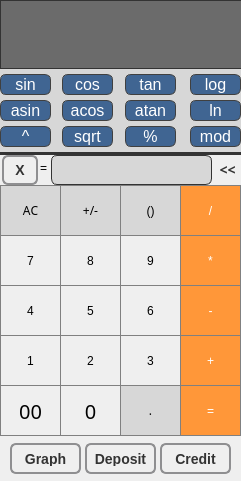
Above: src/frontend/SmartCalc/mainwindow.ui from Segren/SmartCalc before the change. Below: the same form after it.
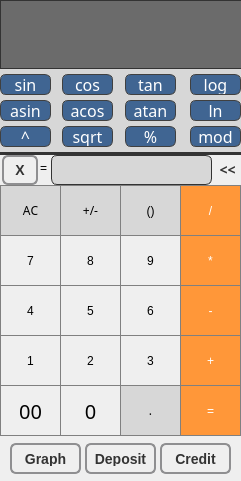
That is the form after the change.

Commit message: font issue fixed

What changed in the file:
```diff
--- a/src/frontend/SmartCalc/mainwindow.ui
+++ b/src/frontend/SmartCalc/mainwindow.ui
@@ -93,6 +93,13 @@
       <height>21</height>
      </rect>
     </property>
+    <property name="font">
+     <font>
+      <family>Osaka</family>
+      <pointsize>-1</pointsize>
+      <italic>false</italic>
+     </font>
+    </property>
     <property name="styleSheet">
      <string notr="true">QPushButton {
     background-color: #406592; 
@@ -126,6 +133,13 @@
       <height>21</height>
      </rect>
     </property>
+    <property name="font">
+     <font>
+      <family>Osaka</family>
+      <pointsize>-1</pointsize>
+      <italic>false</italic>
+     </font>
+    </property>
     <property name="styleSheet">
      <string notr="true">QPushButton {
     background-color: #406592; 
@@ -159,6 +173,13 @@
       <height>21</height>
      </rect>
     </property>
+    <property name="font">
+     <font>
+      <family>Osaka</family>
+      <pointsize>-1</pointsize>
+      <italic>false</italic>
+     </font>
+    </property>
     <property name="styleSheet">
      <string notr="true">QPushButton {
     background-color: #406592; 
@@ -192,6 +213,13 @@
       <height>21</height>
      </rect>
     </property>
+    <property name="font">
+     <font>
+      <family>Osaka</family>
+      <pointsize>-1</pointsize>
+      <italic>false</italic>
+     </font>
+    </property>
     <property name="styleSheet">
      <string notr="true">QPushButton {
     background-color: #406592; 
@@ -225,6 +253,13 @@
       <height>21</height>
      </rect>
     </property>
+    <property name="font">
+     <font>
+      <family>Osaka</family>
+      <pointsize>-1</pointsize>
+      <italic>false</italic>
+     </font>
+    </property>
     <property name="styleSheet">
      <string notr="true">QPushButton {
     background-color: #406592; 
@@ -258,6 +293,13 @@
       <height>21</height>
      </rect>
     </property>
+    <property name="font">
+     <font>
+      <family>Osaka</family>
+      <pointsize>-1</pointsize>
+      <italic>false</italic>
+     </font>
+    </property>
     <property name="styleSheet">
      <string notr="true">QPushButton {
     background-color: #406592; 
@@ -291,6 +333,13 @@
       <height>21</height>
      </rect>
     </property>
+    <property name="font">
+     <font>
+      <family>Osaka</family>
+      <pointsize>-1</pointsize>
+      <italic>false</italic>
+     </font>
+    </property>
     <property name="styleSheet">
      <string notr="true">QPushButton {
     background-color: #406592; 
@@ -324,6 +373,13 @@
       <height>21</height>
      </rect>
     </property>
+    <property name="font">
+     <font>
+      <family>Osaka</family>
+      <pointsize>-1</pointsize>
+      <italic>false</italic>
+     </font>
+    </property>
     <property name="styleSheet">
      <string notr="true">QPushButton {
     background-color: #406592; 
@@ -357,6 +413,13 @@
       <height>21</height>
      </rect>
     </property>
+    <property name="font">
+     <font>
+      <family>Osaka</family>
+      <pointsize>-1</pointsize>
+      <italic>false</italic>
+     </font>
+    </property>
     <property name="styleSheet">
      <string notr="true">QPushButton {
     background-color: #406592; 
@@ -390,6 +453,13 @@
       <height>21</height>
      </rect>
     </property>
+    <property name="font">
+     <font>
+      <family>Osaka</family>
+      <pointsize>-1</pointsize>
+      <italic>false</italic>
+     </font>
+    </property>
     <property name="styleSheet">
      <string notr="true">QPushButton {
     background-color: #406592; 
@@ -423,6 +493,13 @@
       <height>21</height>
      </rect>
     </property>
+    <property name="font">
+     <font>
+      <family>Osaka</family>
+      <pointsize>-1</pointsize>
+      <italic>false</italic>
+     </font>
+    </property>
     <property name="styleSheet">
      <string notr="true">QPushButton {
     background-color: #406592; 
@@ -456,6 +533,13 @@
       <height>21</height>
      </rect>
     </property>
+    <property name="font">
+     <font>
+      <family>Osaka</family>
+      <pointsize>-1</pointsize>
+      <italic>false</italic>
+     </font>
+    </property>
     <property name="styleSheet">
      <string notr="true">QPushButton {
     background-color: #406592; 
```
Left out of the diff: 5 changed lines with no effect on the pictures. The commit also changes 2 other files.
